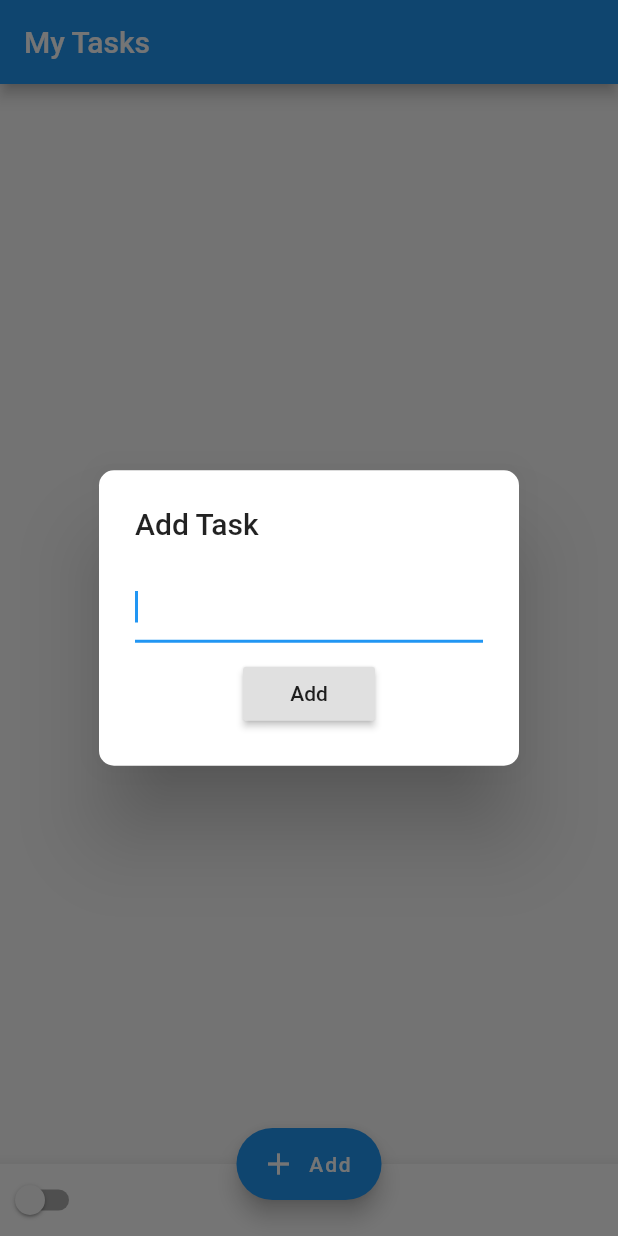
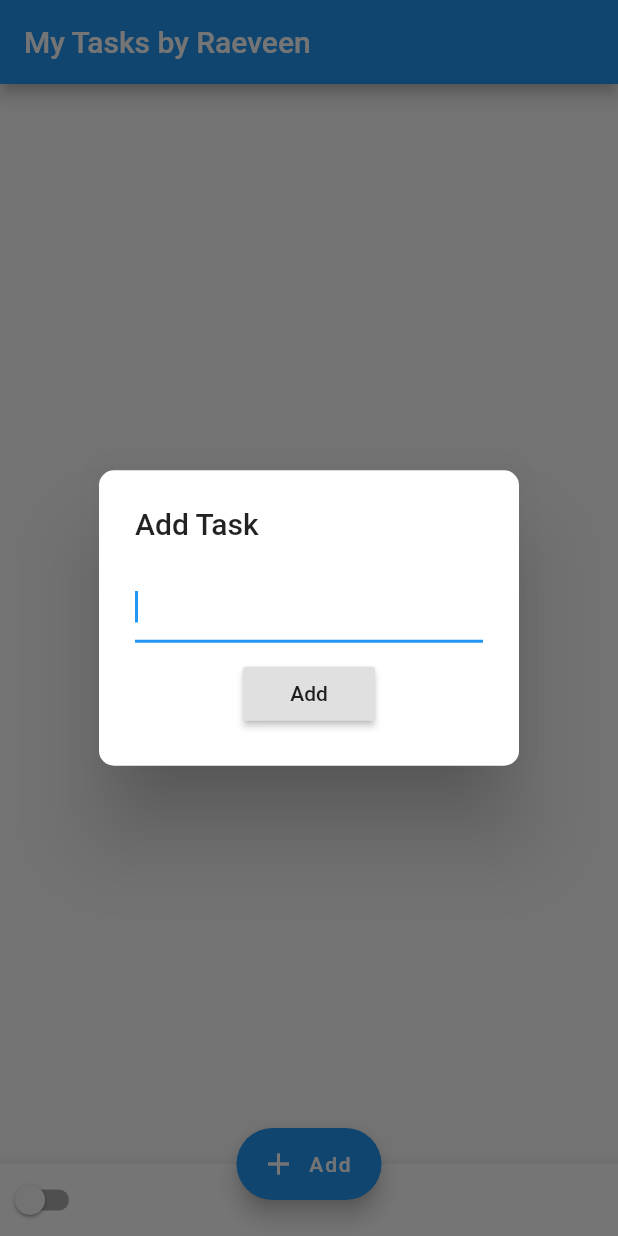
Before and after one commit to InspectorGadget/flutter-clutter, a Flutter app: the screen it shows after launch, after a tap on "Add", on a phone screen of 412 x 824 dp. Run offline on Flutter 3.47's test engine with Material 2 defaults, Android fonts, the phone set to English and light mode, and no system bars; our stand-ins replace sqflite; accounts and stored records are empty; project files that could hold a hidden picture were left out.

Commit message:
chore(todo): completed

```diff
--- a/lame-app/todo/lib/pages/home_page.dart
+++ b/lame-app/todo/lib/pages/home_page.dart
@@ -150,7 +150,7 @@ class _HomePageState extends State<HomePage> {
           if (myTasks.length == 0) {
             return Scaffold(
               appBar: AppBar(
-                title: Text('My Tasks'),
+                title: Text('My Tasks by Raeveen'),
               ),
               floatingActionButtonLocation:
                   FloatingActionButtonLocation.centerDocked,
@@ -189,7 +189,7 @@ class _HomePageState extends State<HomePage> {
           } else {
             return Scaffold(
               appBar: AppBar(
-                title: Text('My Tasks'),
+                title: Text('My Tasks by Raeveen'),
               ),
               floatingActionButtonLocation:
                   FloatingActionButtonLocation.centerDocked,
```
Also changed, not shown: lame-app/todo/record.gif (added), 1 other file.
